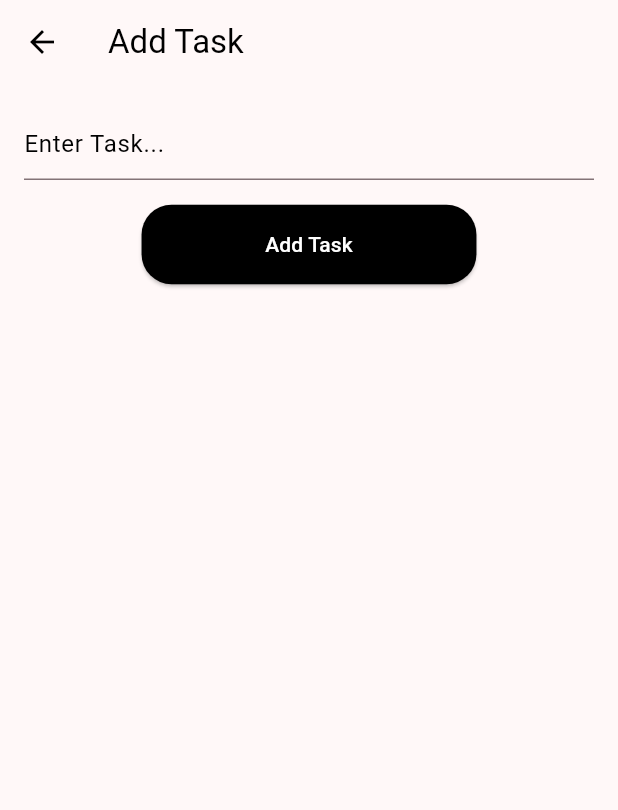
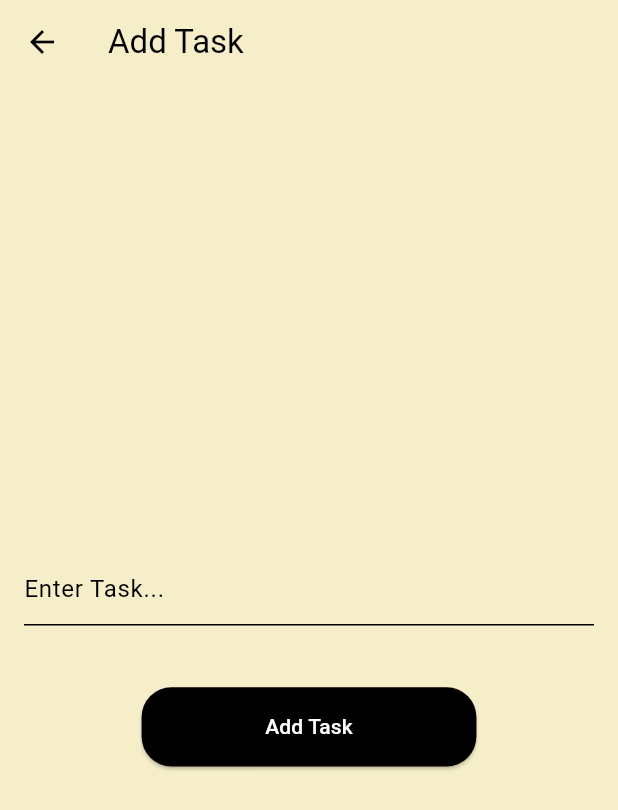
Before and after one commit to Layanga-Rajapakshe/TaskBuddy, a Flutter app: the screen it shows after launch, after a tap on the "add" icon, on a phone screen of 412 x 824 dp. Shown: the top 810 px of the screen. Run offline on Flutter 3.47's test engine with Material 3 defaults, Android fonts, the phone set to English and light mode, and no system bars; our stand-ins replace device_preview, google_fonts, shared_preferences; Roboto replaces fonts that are missing (Numans).

Commit message:
add and get tasks are finished

```diff
--- a/taskbuddy/lib/addTask.dart
+++ b/taskbuddy/lib/addTask.dart
@@ -1,4 +1,5 @@
 import 'package:flutter/material.dart';
+import 'package:shared_preferences/shared_preferences.dart';
 
 class AddTask extends StatefulWidget {
   const AddTask({super.key});
@@ -8,6 +9,16 @@ class AddTask extends StatefulWidget {
 }
 
 class _AddTaskState extends State<AddTask> {
+  TextEditingController taskController = TextEditingController();
+
+  Future _addTask (String task) async {
+    final SharedPreferences prefs = await SharedPreferences.getInstance();
+    List<String>? tasks = prefs.getStringList('tasks') ?? [];
+    tasks.add(task);
+    await prefs.setStringList('tasks', tasks);
+    print(tasks);
+  }
+
   @override
   Widget build(BuildContext context) {
     double screenHeight = MediaQuery.of(context).size.height;
@@ -15,41 +26,60 @@ class _AddTaskState extends State<AddTask> {
 
     return Scaffold(
       appBar: AppBar(
-        title: Text(
+        title: const Text(
           "Add Task",
           style: TextStyle(
             color: Colors.black,
           ),
         ),
-        iconTheme: IconThemeData(
+        iconTheme:const IconThemeData(
           color: Colors.black,
         ),
-        backgroundColor: Color(0xF7D44C),
+        backgroundColor: Color.fromARGB(255, 246, 238, 201),
       ),
-      body: Center(
-        child: Container(
-          color: Color(0xF7D44C),
-          child: Padding(
-            padding: const EdgeInsets.all(16.0),
+      body: Container(
+        color: Color.fromARGB(255, 246, 238, 201),
+        child: Padding(
+          padding: const EdgeInsets.all(16.0),
+          child: Container(
             child: Column(
+              mainAxisAlignment: MainAxisAlignment.center,
+              crossAxisAlignment: CrossAxisAlignment.center,
               children: [
-                const TextField(
-                  decoration: InputDecoration(
+                TextField(
+                  controller: taskController,
+                  decoration: const InputDecoration(
                     hintText: "Enter Task...",
                     hintStyle: TextStyle(
                       color: Colors.black,
                     ),
+                    enabledBorder: UnderlineInputBorder(
+                      borderSide: BorderSide(
+                        color: Colors.black,
+                      )
+                    )
                   ),
-                  style: TextStyle(
+                  style: const TextStyle(
                     color: Colors.black,
                   ),
                 ),
                 SizedBox(
-                  height: screenHeight * 0.02,
+                  height: screenHeight * 0.05,
                 ),
                 ElevatedButton(
                   onPressed: (){
-
+                    String task = taskController.text;
+                    if(task.isNotEmpty){
+                      _addTask(task);
+                      Navigator.pop(context);
+                    }else{
+                      ScaffoldMessenger.of(context).showSnackBar(
+                        const SnackBar(
+                          content: Text("Please enter a task"),
+                          duration: Duration(seconds: 2),
+                        )
+                      );
+                    }
                   },
                   style: ElevatedButton.styleFrom(
                     backgroundColor: Colors.black,
--- a/taskbuddy/lib/main.dart
+++ b/taskbuddy/lib/main.dart
@@ -1,4 +1,5 @@
 import 'package:flutter/material.dart';
+import 'package:shared_preferences/shared_preferences.dart';
 import 'package:taskbuddy/addTask.dart';
 import 'package:google_fonts/google_fonts.dart';
 import 'package:taskbuddy/task.dart';
@@ -7,7 +8,7 @@
 void main() {
   runApp(
     DevicePreview(
-    enabled: true,
+    enabled: false,
     builder: (context) => const MyApp(), // Wrap your app
   ),
     );
@@ -65,6 +66,18 @@
 }
 
 class _MyHomePageState extends State<MyHomePage> {
+  List<String> tasks = [];
+
+  @override
+  void initState(){
+    super.initState();
+    getTasks();
+  }
+
+  Future getTasks()  async {
+      SharedPreferences prefs = await SharedPreferences.getInstance();
+      tasks = prefs.getStringList('tasks') ?? [];
+  }
 
   @override
   Widget build(BuildContext context) {
@@ -96,11 +109,9 @@
                   height: screenHeight * 0.1,
                 ),
                 Column(
-                  children:
-                    List.generate(
-                      10,
-                      (index) => Task(taskName: "Sample Task $index"),
-                      )
+                  children: tasks.map((task) {
+                    return Task(taskName: task);
+                  }).toList(),
                 )
               ],
             ),
@@ -109,7 +120,15 @@
       ),
       floatingActionButton: FloatingActionButton.large(
         onPressed: (){
-          Navigator.push(context, MaterialPageRoute(builder: (context) => const AddTask()));
+          Navigator.push(
+            context,
+            MaterialPageRoute(
+              builder: (context) => const AddTask()
+              )
+            );
+            setState(() {
+              getTasks();
+            });
         },
         backgroundColor: Colors.black,
         shape: const CircleBorder(),
--- a/taskbuddy/pubspec.yaml
+++ b/taskbuddy/pubspec.yaml
@@ -37,6 +37,7 @@ dependencies:
   cupertino_icons: ^1.0.6
   google_fonts: ^6.2.1
   device_preview: ^1.2.0
+  shared_preferences: ^2.3.3
 
 dev_dependencies:
   flutter_test:
```
Also changed, not shown: taskbuddy/pubspec.lock.
